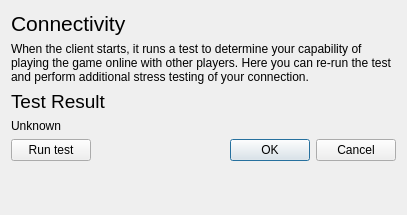
The window that res/connectivity/connectivity.ui (FAForever/client) describes before a commit, drawn with Qt 5.
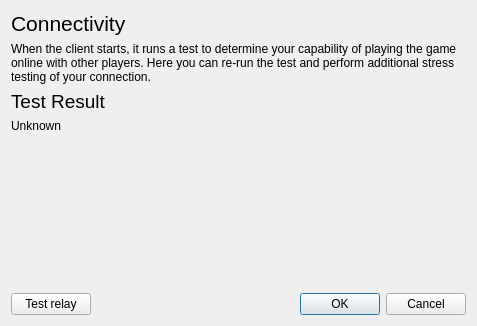
The same window after the commit.

What changed in the file:
```diff
--- a/res/connectivity/connectivity.ui
+++ b/res/connectivity/connectivity.ui
@@ -6,8 +6,8 @@
    <rect>
     <x>0</x>
     <y>0</y>
-    <width>407</width>
-    <height>215</height>
+    <width>477</width>
+    <height>326</height>
    </rect>
   </property>
   <property name="sizePolicy">
@@ -57,7 +57,7 @@
      </property>
     </widget>
    </item>
-   <item row="8" column="1">
+   <item row="11" column="1">
     <widget class="QDialogButtonBox" name="buttonBox">
      <property name="orientation">
       <enum>Qt::Horizontal</enum>
@@ -67,6 +67,46 @@
      </property>
     </widget>
    </item>
+   <item row="11" column="0">
+    <widget class="QPushButton" name="runTestButton">
+     <property name="text">
+      <string>Test relay</string>
+     </property>
+    </widget>
+   </item>
+   <item row="8" column="1">
+    <spacer name="verticalSpacer">
+     <property name="orientation">
+      <enum>Qt::Vertical</enum>
+     </property>
+     <property name="sizeHint" stdset="0">
+      <size>
+       <width>20</width>
+       <height>40</height>
+      </size>
+     </property>
+    </spacer>
+   </item>
+   <item row="10" column="1">
+    <spacer name="verticalSpacer_2">
+     <property name="orientation">
+      <enum>Qt::Vertical</enum>
+     </property>
+     <property name="sizeHint" stdset="0">
+      <size>
+       <width>20</width>
+       <height>40</height>
+      </size>
+     </property>
+    </spacer>
+   </item>
+   <item row="9" column="0">
+    <widget class="QLabel" name="relay_test_label">
+     <property name="text">
+      <string/>
+     </property>
+    </widget>
+   </item>
    <item row="7" column="0">
     <widget class="QLabel" name="label_4">
      <property name="text">
@@ -74,13 +114,6 @@
      </property>
     </widget>
    </item>
-   <item row="8" column="0">
-    <widget class="QPushButton" name="pushButton">
-     <property name="text">
-      <string>Run test</string>
-     </property>
-    </widget>
-   </item>
   </layout>
  </widget>
  <resources/>
```
Left out of the diff: 2 changed lines with no effect on the pictures.
